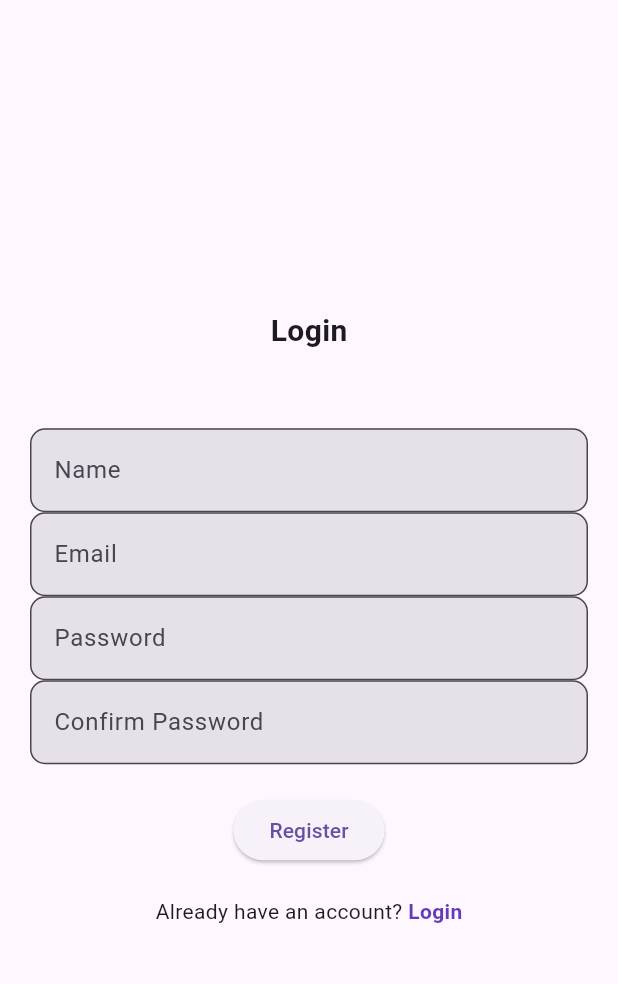
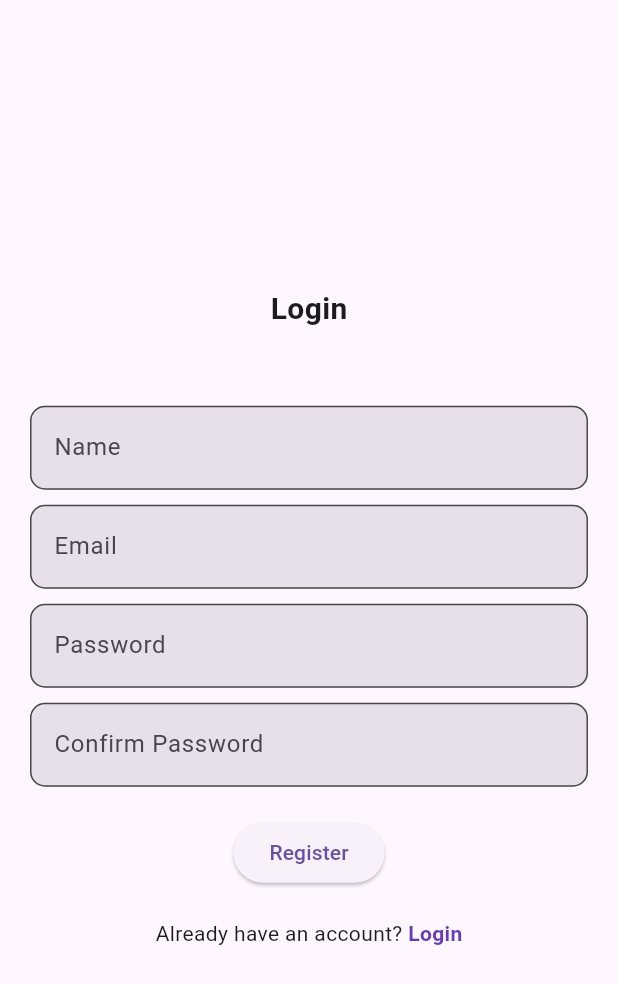
Before and after one commit to JayGandhi1709/Book-Heaven-App, a Flutter app: the screen it shows after launch, after a tap on "Sign Up", on a phone screen of 412 x 824 dp. Shown: the top 984 px of the screen. Run offline on Flutter 3.47's test engine with Material 3 defaults, Android fonts, the phone set to English and light mode, and no system bars; our stand-ins replace cached_network_image, carousel_slider, dotted_border, file_picker, get, get_storage and 1 more; network calls fail.

Commit message:
user Side Books

```diff
--- a/lib/screens/admin/carousel/carousel.dart
+++ b/lib/screens/admin/carousel/carousel.dart
@@ -1,7 +1,6 @@
 import 'package:book_heaven/common/banner_carousel.dart';
 import 'package:book_heaven/models/carousel.dart';
 import 'package:book_heaven/screens/admin/carousel/add_carousel_screen.dart';
-import 'package:book_heaven/screens/admin/carousel/carousel_services.dart';
 import 'package:book_heaven/utility/custom_dialog.dart';
 import 'package:book_heaven/utility/extensions.dart';
 import 'package:cached_network_image/cached_network_image.dart';
--- a/lib/screens/auth/sign_up_screen.dart
+++ b/lib/screens/auth/sign_up_screen.dart
@@ -53,15 +53,18 @@ class _SignUpScreenState extends State<SignUpScreen> {
                   labelText: "Name",
                   controller: _namecontroller,
                 ),
+                SizedBox(height: 10),
                 CustomTextField(
                   labelText: "Email",
                   controller: _emailcontroller,
                 ),
+                SizedBox(height: 10),
                 CustomTextField(
                   labelText: "Password",
                   controller: _passwordcontroller,
                   obscureText: true,
                 ),
+                SizedBox(height: 10),
                 CustomTextField(
                   labelText: "Confirm Password",
                   controller: _confirmPasswordcontroller,
--- a/lib/screens/auth/splash_screen.dart
+++ b/lib/screens/auth/splash_screen.dart
@@ -33,24 +33,28 @@ class _SplashScreenState extends State<SplashScreen> {
   @override
   Widget build(BuildContext context) {
     return Scaffold(
-      body: Column(
-        mainAxisAlignment: MainAxisAlignment.spaceAround,
+      body: SafeArea(
+        child: Column(
+          mainAxisAlignment: MainAxisAlignment.center,
           children: [
             Container(
-            height: 100,
-            width: 100,
-            decoration: const BoxDecoration(color: Colors.amberAccent
-                // image: DecorationImage(
-                //   image: AssetImage('assets/images/logo.png'),
-                //   fit: BoxFit.contain,
-                // ),
+              height: 200,
+              width: 300,
+              decoration: const BoxDecoration(
+                  image: DecorationImage(
+                    image: AssetImage('assets/splashlogo.png'),
+                    fit: BoxFit.contain,
                   ),
               ),
+            ),
+            Text("Book Heaven",style: TextStyle(fontSize: 30,fontWeight: FontWeight.bold,letterSpacing: 2,),),
+            SizedBox(height: 100),
             const Center(
               child: CircularProgressIndicator(),
             ),
           ],
         ),
+      ),
     );
   }
 }
--- a/pubspec.yaml
+++ b/pubspec.yaml
@@ -68,8 +68,8 @@ flutter:
   uses-material-design: true
 
   # To add assets to your application, add an assets section, like this:
-  # assets:
-  #   - images/a_dot_burr.jpeg
+  assets:
+    - assets/
   #   - images/a_dot_ham.jpeg
 
   # An image asset can refer to one or more resolution-specific "variants", see
```
Also changed, not shown: lib/common/banner_carousel.dart (+8 -2 lines), lib/core/data_provider.dart (+0 -22 lines), lib/screens/admin/dashboard/dashboard_screen.dart (+15 -15 lines), lib/screens/user/book/view_book.dart (+16 -8 lines), lib/screens/user/favorite/favorite_controller.dart (+5 -3 lines), lib/screens/user/favorite/favorite_screen.dart (+13 -1 lines), lib/screens/user/home/home_screen.dart (+31 -17 lines), assets/splashlogo.png (added), 7 other files. Lines whose indentation alone changed are shown as unchanged.
